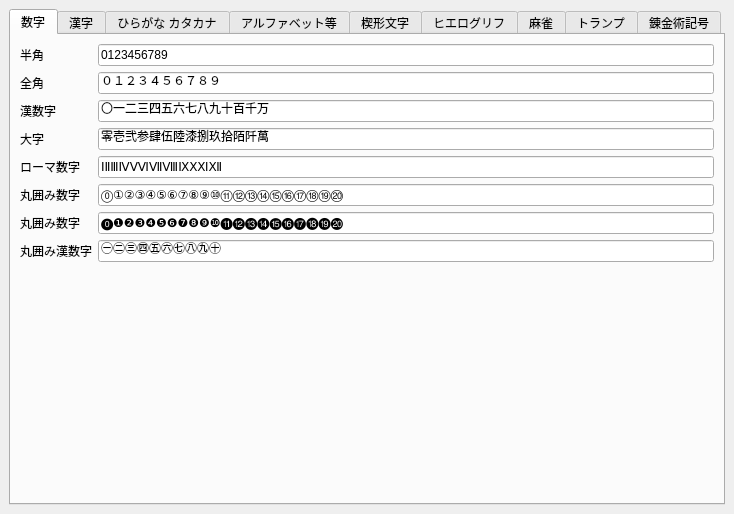
Old version of the form library/python/rs/tool/characters/characters.ui in the repository nakano000/Resolve_Script.
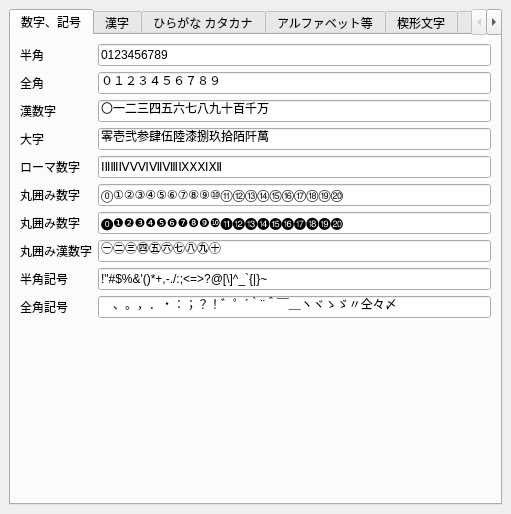
New version of the form.

Commit message: 対応文字追加

The edit to the form file:
```diff
--- a/library/python/rs/tool/characters/characters.ui
+++ b/library/python/rs/tool/characters/characters.ui
@@ -6,8 +6,8 @@
    <rect>
     <x>0</x>
     <y>0</y>
-    <width>653</width>
-    <height>468</height>
+    <width>511</width>
+    <height>460</height>
    </rect>
   </property>
   <property name="windowTitle">
@@ -20,12 +20,9 @@
       <property name="currentIndex">
        <number>0</number>
       </property>
-      <property name="usesScrollButtons">
-       <bool>false</bool>
-      </property>
       <widget class="QWidget" name="tab">
        <attribute name="title">
-        <string>数字</string>
+        <string>数字、記号</string>
        </attribute>
        <layout class="QVBoxLayout" name="verticalLayout_2">
         <item>
@@ -166,6 +163,43 @@
             </property>
            </widget>
           </item>
+          <item row="9" column="0">
+           <widget class="QLabel" name="label_29">
+            <property name="text">
+             <string>全角記号</string>
+            </property>
+           </widget>
+          </item>
+          <item row="9" column="1">
+           <widget class="QLineEdit" name="lineEdit_33">
+            <property name="styleSheet">
+             <string notr="true">font: 12pt &quot;メイリオ&quot;;</string>
+            </property>
+            <property name="text">
+             <string>　、。，．・：；？！゛゜´｀¨＾￣＿ヽヾゝゞ〃仝々〆</string>
+            </property>
+            <property name="readOnly">
+             <bool>true</bool>
+            </property>
+           </widget>
+          </item>
+          <item row="8" column="0">
+           <widget class="QLabel" name="label_30">
+            <property name="text">
+             <string>半角記号</string>
+            </property>
+           </widget>
+          </item>
+          <item row="8" column="1">
+           <widget class="QLineEdit" name="lineEdit_44">
+            <property name="text">
+             <string>!&quot;#$%&amp;'()*+,-./:;&lt;=&gt;?@[\]^_`{|}~</string>
+            </property>
+            <property name="readOnly">
+             <bool>true</bool>
+            </property>
+           </widget>
+          </item>
          </layout>
         </item>
         <item>
```
The commit also changes 2 other files.
